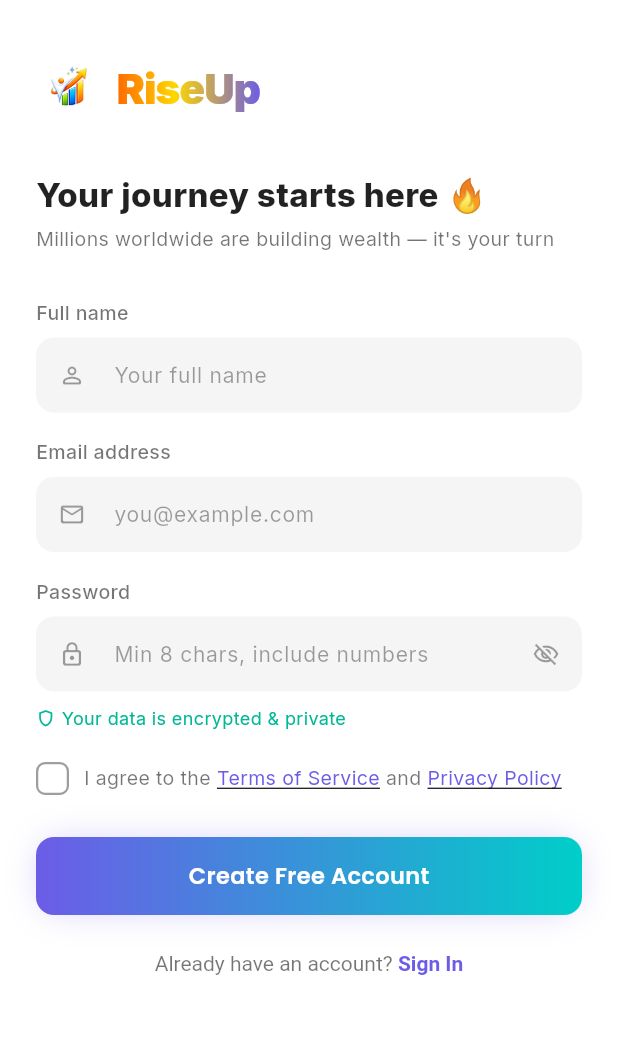
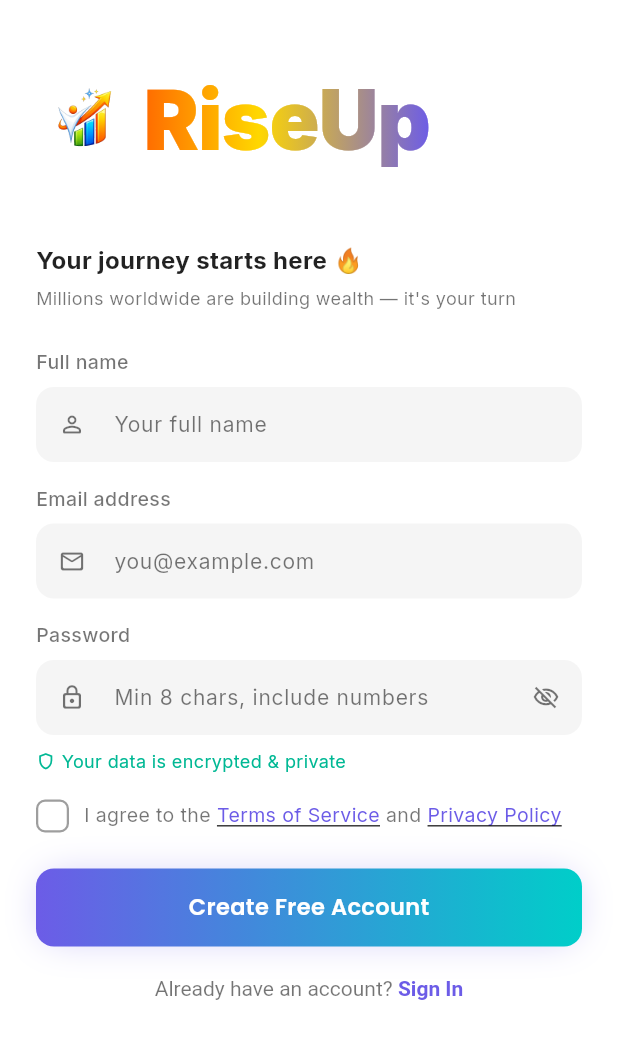
Before and after one commit to exploreofficialzz-star/Rise-Up, a Flutter app: the RegisterScreen screen opened by its route, on a phone screen of 412 x 824 dp. Shown: the top 1039 px of the screen. Run offline on Flutter 3.47's test engine with Material 3 defaults, Android fonts, the phone set to English and light mode, and no system bars; drawn by our look-alikes of flutter_animate; our stand-ins replace connectivity_plus, dio, fl_chart, flutter_local_notifications, flutter_markdown, flutter_riverpod and 11 more; accounts and stored records are empty; network calls fail.

Commit message:
Update register_screen.dart

```diff
--- a/frontend/lib/screens/auth/register_screen.dart
+++ b/frontend/lib/screens/auth/register_screen.dart
@@ -4,7 +4,6 @@ import 'package:go_router/go_router.dart';
 import '../../config/app_constants.dart';
 import '../../services/api_service.dart';
 import '../../widgets/gradient_button.dart';
-import '../../widgets/app_text_field.dart';
 
 class RegisterScreen extends StatefulWidget {
   const RegisterScreen({super.key});
@@ -16,8 +15,9 @@ class _RegisterScreenState extends State<RegisterScreen> {
   final _nameCtrl  = TextEditingController();
   final _emailCtrl = TextEditingController();
   final _passCtrl  = TextEditingController();
-  bool   _loading  = false;
-  bool   _agreed   = false;
+  bool _loading    = false;
+  bool _agreed     = false;
+  bool _obscure    = true;
   String? _error;
 
   @override
@@ -46,7 +46,7 @@ class _RegisterScreenState extends State<RegisterScreen> {
       return;
     }
     if (!_agreed) {
-      setState(() => _error = 'Please accept the Terms and Privacy Policy to continue');
+      setState(() => _error = 'Please accept the Terms and Privacy Policy');
       return;
     }
 
@@ -71,10 +71,11 @@ class _RegisterScreenState extends State<RegisterScreen> {
   @override
   Widget build(BuildContext context) {
     final isDark = Theme.of(context).brightness == Brightness.dark;
-    final bgColor = Theme.of(context).scaffoldBackgroundColor;
+    final bgColor = isDark ? Colors.black : Colors.white;
     final textColor = isDark ? Colors.white : Colors.black87;
     final subColor = isDark ? Colors.white60 : Colors.black54;
     final checkBorderColor = isDark ? Colors.white38 : Colors.black38;
+    final inputFill = isDark ? const Color(0xFF1A1A2E) : Colors.grey.shade100;
 
     return Scaffold(
       backgroundColor: bgColor,
@@ -86,20 +87,21 @@ class _RegisterScreenState extends State<RegisterScreen> {
             children: [
               const SizedBox(height: 16),
 
-              // ── Logo + RiseUp ─────────────────────────
+              // ── Logo + RiseUp — top left ───────────────
               Row(
+                mainAxisSize: MainAxisSize.min,
                 children: [
                   Image.asset(
                     'assets/images/riseup_logo.png',
-                    width: 44,
-                    height: 44,
+                    width: 65,
+                    height: 65,
                     errorBuilder: (_, __, ___) => const Icon(
                       Icons.trending_up_rounded,
                       color: Color(0xFFFF6B00),
-                      size: 44,
+                      size: 65,
                     ),
                   ),
-                  const SizedBox(width: 10),
+                  const SizedBox(width: 7),
                   ShaderMask(
                     shaderCallback: (bounds) => const LinearGradient(
                       colors: [
@@ -112,7 +114,7 @@ class _RegisterScreenState extends State<RegisterScreen> {
                     child: const Text(
                       'RiseUp',
                       style: TextStyle(
-                        fontSize: 28,
+                        fontSize: 55,
                         fontWeight: FontWeight.w900,
                         color: Colors.white,
                         letterSpacing: -0.5,
@@ -124,27 +126,27 @@ class _RegisterScreenState extends State<RegisterScreen> {
 
               const SizedBox(height: 36),
 
-              // ── Headline ──────────────────────────────
+              // ── Headline ───────────────────────────────
               Text(
                 'Your journey starts here 🔥',
                 style: TextStyle(
-                  fontSize: 22,
-                  fontWeight: FontWeight.w800,
+                  fontSize: 16,
+                  fontWeight: FontWeight.w700,
                   color: textColor,
-                  height: 1.2,
                 ),
               ).animate().fadeIn(delay: 100.ms),
 
-              const SizedBox(height: 6),
+              const SizedBox(height: 4),
 
               Text(
                 'Millions worldwide are building wealth — it\'s your turn',
-                style: TextStyle(fontSize: 13, color: subColor, height: 1.5),
-              ).animate().fadeIn(delay: 200.ms),
+                style: TextStyle(
+                    fontSize: 12, color: subColor, height: 1.4),
+              ).animate().fadeIn(delay: 150.ms),
 
-              const SizedBox(height: 28),
+              const SizedBox(height: 24),
 
-              // ── Error ─────────────────────────────────
+              // ── Error ──────────────────────────────────
               if (_error != null)
                 Container(
                   padding: const EdgeInsets.all(12),
@@ -152,60 +154,145 @@ class _RegisterScreenState extends State<RegisterScreen> {
                   decoration: BoxDecoration(
                     color: AppColors.error.withOpacity(0.15),
                     borderRadius: AppRadius.md,
-                    border: Border.all(color: AppColors.error.withOpacity(0.3)),
+                    border: Border.all(
+                        color: AppColors.error.withOpacity(0.3)),
                   ),
                   child: Row(children: [
-                    const Icon(Icons.error_outline, color: AppColors.error, size: 16),
+                    const Icon(Icons.error_outline,
+                        color: AppColors.error, size: 16),
                     const SizedBox(width: 8),
                     Expanded(child: Text(_error!,
-                        style: TextStyle(color: AppColors.error, fontSize: 13))),
+                        style: TextStyle(
+                            color: AppColors.error, fontSize: 13))),
                   ]),
                 ).animate().shake(),
 
-              // ── Full name ─────────────────────────────
-              AppTextField(
+              // ── Full name ──────────────────────────────
+              Text('Full name',
+                  style: TextStyle(
+                      fontSize: 13,
+                      fontWeight: FontWeight.w500,
+                      color: subColor)),
+              const SizedBox(height: 6),
+              TextField(
                 controller: _nameCtrl,
-                label: 'Full name',
-                hint: 'Your full name',
-                prefixIcon: Icons.person_outline_rounded,
+                style: TextStyle(fontSize: 14, color: textColor),
+                decoration: InputDecoration(
+                  hintText: 'Your full name',
+                  hintStyle: TextStyle(color: subColor, fontSize: 14),
+                  filled: true,
+                  fillColor: inputFill,
+                  border: OutlineInputBorder(
+                    borderRadius: BorderRadius.circular(12),
+                    borderSide: BorderSide.none,
+                  ),
+                  focusedBorder: OutlineInputBorder(
+                    borderRadius: BorderRadius.circular(12),
+                    borderSide: const BorderSide(
+                        color: AppColors.primary, width: 1.5),
+                  ),
+                  contentPadding: const EdgeInsets.symmetric(
+                      horizontal: 16, vertical: 14),
+                  prefixIcon: Icon(Icons.person_outline_rounded,
+                      color: subColor, size: 18),
+                ),
               ).animate().fadeIn(delay: 300.ms),
 
-              const SizedBox(height: 16),
+              const SizedBox(height: 14),
 
-              // ── Email ─────────────────────────────────
-              AppTextField(
+              // ── Email ──────────────────────────────────
+              Text('Email address',
+                  style: TextStyle(
+                      fontSize: 13,
+                      fontWeight: FontWeight.w500,
+                      color: subColor)),
+              const SizedBox(height: 6),
+              TextField(
                 controller: _emailCtrl,
-                label: 'Email address',
-                hint: 'you@example.com',
                 keyboardType: TextInputType.emailAddress,
-                prefixIcon: Icons.mail_outline_rounded,
+                style: TextStyle(fontSize: 14, color: textColor),
+                decoration: InputDecoration(
+                  hintText: 'you@example.com',
+                  hintStyle: TextStyle(color: subColor, fontSize: 14),
+                  filled: true,
+                  fillColor: inputFill,
+                  border: OutlineInputBorder(
+                    borderRadius: BorderRadius.circular(12),
+                    borderSide: BorderSide.none,
+                  ),
+                  focusedBorder: OutlineInputBorder(
+                    borderRadius: BorderRadius.circular(12),
+                    borderSide: const BorderSide(
+                        color: AppColors.primary, width: 1.5),
+                  ),
+                  contentPadding: const EdgeInsets.symmetric(
+                      horizontal: 16, vertical: 14),
+                  prefixIcon: Icon(Icons.mail_outline_rounded,
+                      color: subColor, size: 18),
+                ),
               ).animate().fadeIn(delay: 350.ms),
 
-              const SizedBox(height: 16),
+              const SizedBox(height: 14),
 
-              // ── Password ──────────────────────────────
-              AppTextField(
+              // ── Password ───────────────────────────────
+              Text('Password',
+                  style: TextStyle(
+                      fontSize: 13,
+                      fontWeight: FontWeight.w500,
+                      color: subColor)),
+              const SizedBox(height: 6),
+              TextField(
                 controller: _passCtrl,
-                label: 'Password',
-                hint: 'Min 8 chars, include numbers',
-                obscureText: true,
-                prefixIcon: Icons.lock_outline_rounded,
+                obscureText: _obscure,
+                style: TextStyle(fontSize: 14, color: textColor),
                 onSubmitted: (_) => _register(),
+                decoration: InputDecoration(
+                  hintText: 'Min 8 chars, include numbers',
+                  hintStyle: TextStyle(color: subColor, fontSize: 14),
+                  filled: true,
+                  fillColor: inputFill,
+                  border: OutlineInputBorder(
+                    borderRadius: BorderRadius.circular(12),
+                    borderSide: BorderSide.none,
+                  ),
+                  focusedBorder: OutlineInputBorder(
+                    borderRadius: BorderRadius.circular(12),
+                    borderSide: const BorderSide(
+                        color: AppColors.primary, width: 1.5),
+                  ),
+                  contentPadding: const EdgeInsets.symmetric(
+                      horizontal: 16, vertical: 14),
+                  prefixIcon: Icon(Icons.lock_outline_rounded,
+                      color: subColor, size: 18),
+                  suffixIcon: IconButton(
+                    icon: Icon(
+                      _obscure
+                          ? Icons.visibility_off_outlined
+                          : Icons.visibility_outlined,
+                      color: subColor,
+                      size: 18,
+                    ),
+                    onPressed: () =>
+                        setState(() => _obscure = !_obscure),
+                  ),
+                ),
               ).animate().fadeIn(delay: 400.ms),
 
               const SizedBox(height: 8),
 
-              // ── Encrypted note ────────────────────────
+              // ── Encrypted note ─────────────────────────
               Row(children: [
-                const Icon(Icons.shield_outlined, size: 13, color: AppColors.success),
+                const Icon(Icons.shield_outlined,
+                    size: 13, color: AppColors.success),
                 const SizedBox(width: 4),
                 Text('Your data is encrypted & private',
-                    style: TextStyle(color: AppColors.success, fontSize: 12)),
+                    style: TextStyle(
+                        color: AppColors.success, fontSize: 12)),
               ]).animate().fadeIn(delay: 430.ms),
 
-              const SizedBox(height: 20),
+              const SizedBox(height: 16),
 
-              // ── Terms checkbox ────────────────────────
+              // ── Terms checkbox ─────────────────────────
               GestureDetector(
                 onTap: () => setState(() => _agreed = !_agreed),
                 child: Row(
@@ -216,39 +303,48 @@ class _RegisterScreenState extends State<RegisterScreen> {
                       width: 22,
                       height: 22,
                       decoration: BoxDecoration(
-                        color: _agreed ? AppColors.primary : Colors.transparent,
+                        color: _agreed
+                            ? AppColors.primary
+                            : Colors.transparent,
                         borderRadius: BorderRadius.circular(6),
                         border: Border.all(
-                          color: _agreed ? AppColors.primary : checkBorderColor,
+                          color: _agreed
+                              ? AppColors.primary
+                              : checkBorderColor,
                           width: 1.5,
                         ),
                       ),
                       child: _agreed
-                          ? const Icon(Icons.check_rounded, color: Colors.white, size: 14)
+                          ? const Icon(Icons.check_rounded,
+                              color: Colors.white, size: 14)
                           : null,
                     ),
                     const SizedBox(width: 10),
                     Expanded(
                       child: Wrap(spacing: 4, children: [
                         Text('I agree to the',
-                            style: TextStyle(color: subColor, fontSize: 13)),
+                            style: TextStyle(
+                                color: subColor, fontSize: 13)),
                         GestureDetector(
                           onTap: () => context.go('/terms'),
                           child: Text('Terms of Service',
                               style: TextStyle(
                                   color: AppColors.primary,
                                   fontSize: 13,
-                                  decoration: TextDecoration.underline)),
+                                  decoration:
+                                      TextDecoration.underline)),
                         ),
                         Text('and',
-                            style: TextStyle(color: subColor, fontSize: 13)),
+                            style: TextStyle(
+                                color: subColor, fontSize: 13)),
                         GestureDetector(
                           onTap: () => context.go('/privacy'),
                           child: Text('Privacy Policy',
                               style: TextStyle(
                                   color: AppColors.primary,
                                   fontSize: 13,
-                                  decoration: TextDecoration.underline)),
+                                  decoration:
+                                      TextDecoration.underline)),
                         ),
                       ]),
                     ),
@@ -256,18 +352,20 @@ class _RegisterScreenState extends State<RegisterScreen> {
                 ),
               ).animate().fadeIn(delay: 450.ms),
 
-              const SizedBox(height: 28),
+              const SizedBox(height: 24),
 
-              // ── Create account button ─────────────────
+              // ── Create account button ──────────────────
               GradientButton(
-                text: _loading ? 'Creating account...' : 'Create Free Account',
+                text: _loading
+                    ? 'Creating account...'
+                    : 'Create Free Account',
                 onTap: _loading ? null : _register,
                 isLoading: _loading,
               ).animate().fadeIn(delay: 500.ms),
 
-              const SizedBox(height: 24),
+              const SizedBox(height: 20),
 
-              // ── Sign in link ──────────────────────────
+              // ── Sign in link ───────────────────────────
               Center(
                 child: GestureDetector(
                   onTap: () => context.go('/login'),
```
